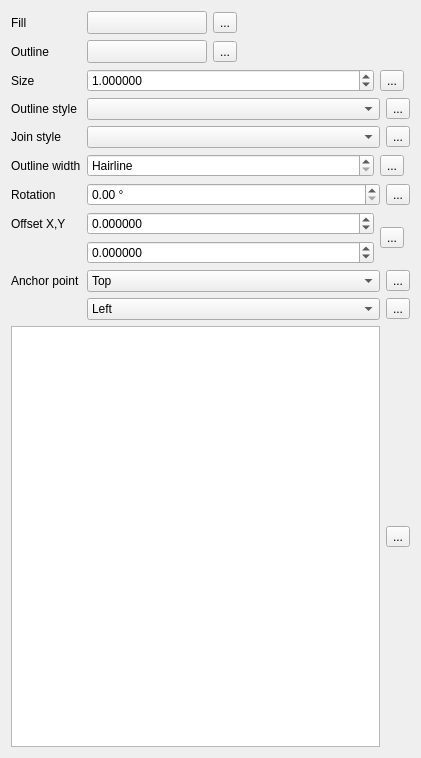
Before: the Qt Designer form src/ui/symbollayer/widget_simplemarker.ui in qgis/QGIS, drawn with Qt 5.
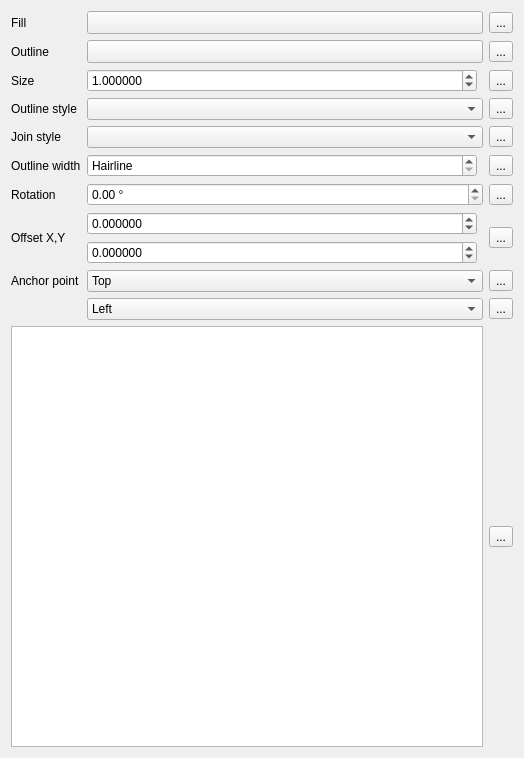
After: the same form once the commit is applied. Custom widgets are drawn as their Qt base class.

Commit message:
[styledock] Better layouts for marker widgets
- Grid vs Form layouts
- Align DD buttons for better look

The edit to the form file:
```diff
--- a/src/ui/symbollayer/widget_simplemarker.ui
+++ b/src/ui/symbollayer/widget_simplemarker.ui
@@ -6,15 +6,250 @@
    <rect>
     <x>0</x>
     <y>0</y>
-    <width>421</width>
+    <width>524</width>
     <height>758</height>
    </rect>
   </property>
   <property name="windowTitle">
    <string>Form</string>
   </property>
-  <layout class="QFormLayout" name="formLayout">
+  <layout class="QGridLayout" name="gridLayout_2">
+   <item row="1" column="0">
+    <widget class="QLabel" name="label">
+     <property name="sizePolicy">
+      <sizepolicy hsizetype="Minimum" vsizetype="Preferred">
+       <horstretch>0</horstretch>
+       <verstretch>0</verstretch>
+      </sizepolicy>
+     </property>
+     <property name="text">
+      <string>Outline</string>
+     </property>
+    </widget>
+   </item>
+   <item row="8" column="0">
+    <widget class="QLabel" name="mAnchorPointLabel">
+     <property name="text">
+      <string>Anchor point</string>
+     </property>
+    </widget>
+   </item>
+   <item row="3" column="0">
+    <widget class="QLabel" name="mOutlineStyleLabel">
+     <property name="text">
+      <string>Outline style</string>
+     </property>
+    </widget>
+   </item>
+   <item row="0" column="1">
+    <layout class="QHBoxLayout" name="horizontalLayout_2">
+     <property name="topMargin">
+      <number>0</number>
+     </property>
+     <item>
+      <widget class="QgsColorButtonV2" name="btnChangeColorFill">
+       <property name="sizePolicy">
+        <sizepolicy hsizetype="Expanding" vsizetype="Fixed">
+         <horstretch>0</horstretch>
+         <verstretch>0</verstretch>
+        </sizepolicy>
+       </property>
+       <property name="minimumSize">
+        <size>
+         <width>120</width>
+         <height>0</height>
+        </size>
+       </property>
+       <property name="maximumSize">
+        <size>
+         <width>16777215</width>
+         <height>16777215</height>
+        </size>
+       </property>
+       <property name="text">
+        <string/>
+       </property>
+      </widget>
+     </item>
+    </layout>
+   </item>
+   <item row="2" column="0">
+    <widget class="QLabel" name="label_3">
+     <property name="text">
+      <string>Size</string>
+     </property>
+    </widget>
+   </item>
+   <item row="4" column="1">
+    <layout class="QHBoxLayout" name="horizontalLayout_7">
+     <item>
+      <widget class="QgsPenJoinStyleComboBox" name="cboJoinStyle"/>
+     </item>
+    </layout>
+   </item>
+   <item row="6" column="0">
+    <widget class="QLabel" name="label_4">
+     <property name="text">
+      <string>Rotation</string>
+     </property>
+    </widget>
+   </item>
+   <item row="9" column="1">
+    <layout class="QHBoxLayout" name="horizontalLayout_9">
+     <item>
+      <widget class="QComboBox" name="mHorizontalAnchorComboBox">
+       <item>
+        <property name="text">
+         <string>Left</string>
+        </property>
+       </item>
+       <item>
+        <property name="text">
+         <string>HCenter</string>
+        </property>
+       </item>
+       <item>
+        <property name="text">
+         <string>Right</string>
+        </property>
+       </item>
+      </widget>
+     </item>
+    </layout>
+   </item>
+   <item row="6" column="1">
+    <layout class="QHBoxLayout" name="horizontalLayout_6">
+     <item>
+      <widget class="QgsDoubleSpinBox" name="spinAngle">
+       <property name="suffix">
+        <string> °</string>
+       </property>
+       <property name="decimals">
+        <number>2</number>
+       </property>
+       <property name="maximum">
+        <double>360.000000000000000</double>
+       </property>
+       <property name="singleStep">
+        <double>0.500000000000000</double>
+       </property>
+      </widget>
+     </item>
+    </layout>
+   </item>
+   <item row="4" column="0">
+    <widget class="QLabel" name="label_8">
+     <property name="text">
+      <string>Join style</string>
+     </property>
+     <property name="alignment">
+      <set>Qt::AlignLeading|Qt::AlignLeft|Qt::AlignVCenter</set>
+     </property>
+    </widget>
+   </item>
+   <item row="0" column="0">
+    <widget class="QLabel" name="label_2">
+     <property name="sizePolicy">
+      <sizepolicy hsizetype="Minimum" vsizetype="Preferred">
+       <horstretch>0</horstretch>
+       <verstretch>0</verstretch>
+      </sizepolicy>
+     </property>
+     <property name="text">
+      <string>Fill</string>
+     </property>
+    </widget>
+   </item>
+   <item row="5" column="0">
+    <widget class="QLabel" name="mOutlineWidthLabel">
+     <property name="text">
+      <string>Outline width</string>
+     </property>
+    </widget>
+   </item>
+   <item row="6" column="2">
+    <widget class="QgsDataDefinedButton" name="mAngleDDBtn">
+     <property name="text">
+      <string>...</string>
+     </property>
+    </widget>
+   </item>
+   <item row="2" column="2">
+    <widget class="QgsDataDefinedButton" name="mSizeDDBtn">
+     <property name="text">
+      <string>...</string>
+     </property>
+    </widget>
+   </item>
    <item row="7" column="1">
+    <layout class="QHBoxLayout" name="horizontalLayout_11">
+     <item>
+      <layout class="QVBoxLayout" name="verticalLayout_2">
+       <property name="topMargin">
+        <number>0</number>
+       </property>
+       <item>
+        <widget class="QgsDoubleSpinBox" name="spinOffsetX">
+         <property name="sizePolicy">
+          <sizepolicy hsizetype="Expanding" vsizetype="Fixed">
+           <horstretch>1</horstretch>
+           <verstretch>0</verstretch>
+          </sizepolicy>
+         </property>
+         <property name="decimals">
+          <number>6</number>
+         </property>
+         <property name="minimum">
+          <double>-99999999.989999994635582</double>
+         </property>
+         <property name="maximum">
+          <double>99999999.989999994635582</double>
+         </property>
+         <property name="singleStep">
+          <double>0.200000000000000</double>
+         </property>
+        </widget>
+       </item>
+       <item>
+        <widget class="QgsDoubleSpinBox" name="spinOffsetY">
+         <property name="sizePolicy">
+          <sizepolicy hsizetype="Minimum" vsizetype="Fixed">
+           <horstretch>1</horstretch>
+           <verstretch>0</verstretch>
+          </sizepolicy>
+         </property>
+         <property name="decimals">
+          <number>6</number>
+         </property>
+         <property name="minimum">
+          <double>-99999999.989999994635582</double>
+         </property>
+         <property name="maximum">
+          <double>99999999.989999994635582</double>
+         </property>
+         <property name="singleStep">
+          <double>0.200000000000000</double>
+         </property>
+        </widget>
+       </item>
+      </layout>
+     </item>
+     <item>
+      <widget class="QgsUnitSelectionWidget" name="mOffsetUnitWidget" native="true">
+       <property name="minimumSize">
+        <size>
+         <width>0</width>
+         <height>0</height>
+        </size>
+       </property>
+       <property name="focusPolicy">
+        <enum>Qt::StrongFocus</enum>
+       </property>
+      </widget>
+     </item>
+    </layout>
+   </item>
+   <item row="2" column="1">
     <layout class="QHBoxLayout" name="horizontalLayout_3">
      <item>
       <widget class="QgsDoubleSpinBox" name="spinSize">
@@ -41,13 +276,6 @@
        </property>
       </widget>
      </item>
-     <item>
-      <widget class="QgsDataDefinedButton" name="mSizeDDBtn">
-       <property name="text">
-        <string>...</string>
-       </property>
-      </widget>
-     </item>
      <item>
       <widget class="QgsUnitSelectionWidget" name="mSizeUnitWidget" native="true">
        <property name="minimumSize">
@@ -63,115 +291,7 @@
      </item>
     </layout>
    </item>
-   <item row="12" column="1">
-    <layout class="QHBoxLayout" name="horizontalLayout_10">
-     <item>
-      <widget class="QgsPenStyleComboBox" name="mOutlineStyleComboBox"/>
-     </item>
-     <item>
-      <widget class="QgsDataDefinedButton" name="mOutlineStyleDDBtn">
-       <property name="text">
-        <string>...</string>
-       </property>
-      </widget>
-     </item>
-    </layout>
-   </item>
-   <item row="15" column="1">
-    <layout class="QHBoxLayout" name="horizontalLayout_7">
-     <item>
-      <widget class="QgsPenJoinStyleComboBox" name="cboJoinStyle"/>
-     </item>
-     <item>
-      <widget class="QgsDataDefinedButton" name="mJoinStyleDDBtn">
-       <property name="text">
-        <string>...</string>
-       </property>
-      </widget>
-     </item>
-    </layout>
-   </item>
-   <item row="18" column="1">
-    <layout class="QGridLayout" name="gridLayout">
-     <item row="0" column="0" rowspan="2" colspan="2">
-      <layout class="QHBoxLayout" name="horizontalLayout_4">
-       <item>
-        <widget class="QgsDoubleSpinBox" name="mOutlineWidthSpinBox">
-         <property name="sizePolicy">
-          <sizepolicy hsizetype="Minimum" vsizetype="Fixed">
-           <horstretch>1</horstretch>
-           <verstretch>0</verstretch>
-          </sizepolicy>
-         </property>
-         <property name="specialValueText">
-          <string>Hairline</string>
-         </property>
-         <property name="decimals">
-          <number>6</number>
-         </property>
-         <property name="maximum">
-          <double>999999999.999999046325684</double>
-         </property>
-         <property name="singleStep">
-          <double>0.200000000000000</double>
-         </property>
-         <property name="showClearButton" stdset="0">
-          <bool>true</bool>
-         </property>
-        </widget>
-       </item>
-       <item>
-        <widget class="QgsDataDefinedButton" name="mOutlineWidthDDBtn">
-         <property name="text">
-          <string>...</string>
-         </property>
-        </widget>
-       </item>
-       <item>
-        <widget class="QgsUnitSelectionWidget" name="mOutlineWidthUnitWidget" native="true">
-         <property name="minimumSize">
-          <size>
-           <width>0</width>
-           <height>0</height>
-          </size>
-         </property>
-         <property name="focusPolicy">
-          <enum>Qt::StrongFocus</enum>
-         </property>
-        </widget>
-       </item>
-      </layout>
-     </item>
-    </layout>
-   </item>
-   <item row="21" column="1">
-    <layout class="QHBoxLayout" name="horizontalLayout_6">
-     <item>
-      <widget class="QgsDoubleSpinBox" name="spinAngle">
-       <property name="suffix">
-        <string> °</string>
-       </property>
-       <property name="decimals">
-        <number>2</number>
-       </property>
-       <property name="maximum">
-        <double>360.000000000000000</double>
-       </property>
-       <property name="singleStep">
-        <double>0.500000000000000</double>
-       </property>
-      </widget>
-     </item>
-     <item>
-      <widget class="QgsDataDefinedButton" name="mAngleDDBtn">
-       <property name="text">
-        <string>...</string>
-       </property>
-      </widget>
-     </item>
-    </layout>
-   </item>
-   <item row="28" column="1">
+   <item row="8" column="1">
     <layout class="QHBoxLayout" name="horizontalLayout_5">
      <item>
       <widget class="QComboBox" name="mVerticalAnchorComboBox">
@@ -192,111 +312,9 @@
        </item>
       </widget>
      </item>
-     <item>
-      <widget class="QgsDataDefinedButton" name="mVerticalAnchorDDBtn">
-       <property name="text">
-        <string>...</string>
-       </property>
-      </widget>
-     </item>
     </layout>
    </item>
-   <item row="30" column="1">
-    <layout class="QHBoxLayout" name="horizontalLayout_9">
-     <item>
-      <widget class="QComboBox" name="mHorizontalAnchorComboBox">
-       <item>
-        <property name="text">
-         <string>Left</string>
-        </property>
-       </item>
-       <item>
-        <property name="text">
-         <string>HCenter</string>
-        </property>
-       </item>
-       <item>
-        <property name="text">
-         <string>Right</string>
-        </property>
-       </item>
-      </widget>
-     </item>
-     <item>
-      <widget class="QgsDataDefinedButton" name="mHorizontalAnchorDDBtn">
-       <property name="text">
-        <string>...</string>
-       </property>
-      </widget>
-     </item>
-    </layout>
-   </item>
-   <item row="4" column="0">
-    <widget class="QLabel" name="label">
-     <property name="sizePolicy">
-      <sizepolicy hsizetype="Minimum" vsizetype="Preferred">
-       <horstretch>0</horstretch>
-       <verstretch>0</verstretch>
-      </sizepolicy>
-     </property>
-     <property name="text">
-      <string>Outline</string>
-     </property>
-    </widget>
-   </item>
-   <item row="7" column="0">
-    <widget class="QLabel" name="label_3">
-     <property name="text">
-      <string>Size</string>
-     </property>
-    </widget>
-   </item>
-   <item row="12" column="0">
-    <widget class="QLabel" name="mOutlineStyleLabel">
-     <property name="text">
-      <string>Outline style</string>
-     </property>
-    </widget>
-   </item>
-   <item row="15" column="0">
-    <widget class="QLabel" name="label_8">
-     <property name="text">
-      <string>Join style</string>
-     </property>
-     <property name="alignment">
-      <set>Qt::AlignLeading|Qt::AlignLeft|Qt::AlignVCenter</set>
-     </property>
-    </widget>
-   </item>
-   <item row="18" column="0">
-    <widget class="QLabel" name="mOutlineWidthLabel">
-     <property name="text">
-      <string>Outline width</string>
-     </property>
-    </widget>
-   </item>
-   <item row="21" column="0">
-    <widget class="QLabel" name="label_4">
-     <property name="text">
-      <string>Rotation</string>
-     </property>
-    </widget>
-   </item>
-   <item row="24" column="0">
-    <widget class="QLabel" name="label_5">
-     <property name="text">
-      <string>Offset X,Y</string>
-     </property>
-    </widget>
-   </item>
-   <item row="28" column="0">
-    <widget class="QLabel" name="mAnchorPointLabel">
-     <property name="text">
-      <string>Anchor point</string>
-     </property>
-    </widget>
-   </item>
-   <item row="32" column="0" colspan="2">
+   <item row="10" column="0" colspan="2">
     <layout class="QHBoxLayout" name="horizontalLayout_8">
      <item>
       <widget class="QListWidget" name="lstNames">
@@ -341,143 +359,130 @@
        </property>
       </widget>
      </item>
+    </layout>
+   </item>
+   <item row="3" column="1">
+    <layout class="QHBoxLayout" name="horizontalLayout_10">
      <item>
-      <widget class="QgsDataDefinedButton" name="mNameDDBtn">
-       <property name="text">
-        <string>...</string>
-       </property>
-      </widget>
+      <widget class="QgsPenStyleComboBox" name="mOutlineStyleComboBox"/>
      </item>
     </layout>
    </item>
-   <item row="24" column="1">
-    <layout class="QHBoxLayout" name="horizontalLayout_11">
-     <item>
-      <layout class="QVBoxLayout" name="verticalLayout_2">
-       <property name="topMargin">
-        <number>0</number>
-       </property>
+   <item row="4" column="2">
+    <widget class="QgsDataDefinedButton" name="mJoinStyleDDBtn">
+     <property name="text">
+      <string>...</string>
+     </property>
+    </widget>
+   </item>
+   <item row="3" column="2">
+    <widget class="QgsDataDefinedButton" name="mOutlineStyleDDBtn">
+     <property name="text">
+      <string>...</string>
+     </property>
+    </widget>
+   </item>
+   <item row="5" column="1">
+    <layout class="QGridLayout" name="gridLayout">
+     <item row="0" column="0" rowspan="2" colspan="2">
+      <layout class="QHBoxLayout" name="horizontalLayout_4">
        <item>
-        <widget class="QgsDoubleSpinBox" name="spinOffsetX">
-         <property name="sizePolicy">
-          <sizepolicy hsizetype="Expanding" vsizetype="Fixed">
-           <horstretch>1</horstretch>
-           <verstretch>0</verstretch>
-          </sizepolicy>
-         </property>
-         <property name="decimals">
-          <number>6</number>
-         </property>
-         <property name="minimum">
-          <double>-99999999.989999994635582</double>
-         </property>
-         <property name="maximum">
-          <double>99999999.989999994635582</double>
-         </property>
-         <property name="singleStep">
-          <double>0.200000000000000</double>
-         </property>
-        </widget>
-       </item>
-       <item>
-        <widget class="QgsDoubleSpinBox" name="spinOffsetY">
+        <widget class="QgsDoubleSpinBox" name="mOutlineWidthSpinBox">
          <property name="sizePolicy">
           <sizepolicy hsizetype="Minimum" vsizetype="Fixed">
            <horstretch>1</horstretch>
            <verstretch>0</verstretch>
           </sizepolicy>
          </property>
+         <property name="specialValueText">
+          <string>Hairline</string>
+         </property>
          <property name="decimals">
           <number>6</number>
          </property>
-         <property name="minimum">
-          <double>-99999999.989999994635582</double>
-         </property>
          <property name="maximum">
-          <double>99999999.989999994635582</double>
+          <double>999999999.999999046325684</double>
          </property>
          <property name="singleStep">
           <double>0.200000000000000</double>
+         </property>
+         <property name="showClearButton" stdset="0">
+          <bool>true</bool>
+         </property>
+        </widget>
+       </item>
+       <item>
+        <widget class="QgsUnitSelectionWidget" name="mOutlineWidthUnitWidget" native="true">
+         <property name="minimumSize">
+          <size>
+           <width>0</width>
+           <height>0</height>
+          </size>
+         </property>
+         <property name="focusPolicy">
+          <enum>Qt::StrongFocus</enum>
          </property>
         </widget>
        </item>
       </layout>
      </item>
-     <item>
-      <widget class="QgsDataDefinedButton" name="mOffsetDDBtn">
-       <property name="text">
-        <string>...</string>
-       </property>
-      </widget>
-     </item>
-     <item>
-      <widget class="QgsUnitSelectionWidget" name="mOffsetUnitWidget" native="true">
-       <property name="minimumSize">
-        <size>
-         <width>0</width>
-         <height>0</height>
-        </size>
-       </property>
-       <property name="focusPolicy">
-        <enum>Qt::StrongFocus</enum>
-       </property>
-      </widget>
-     </item>
     </layout>
    </item>
-   <item row="2" column="1">
-    <layout class="QHBoxLayout" name="horizontalLayout_2">
-     <property name="topMargin">
-      <number>0</number>
+   <item row="7" column="0">
+    <widget class="QLabel" name="label_5">
+     <property name="text">
+      <string>Offset X,Y</string>
      </property>
-     <item>
-      <widget class="QgsColorButtonV2" name="btnChangeColorFill">
-       <property name="minimumSize">
-        <size>
-         <width>120</width>
-         <height>0</height>
-        </size>
-       </property>
-       <property name="maximumSize">
-        <size>
-         <width>120</width>
-         <height>16777215</height>
-        </size>
-       </property>
-       <property name="text">
-        <string/>
-       </property>
-      </widget>
-     </item>
-     <item>
-      <widget class="QgsDataDefinedButton" name="mFillColorDDBtn">
-       <property name="text">
-        <string>...</string>
-       </property>
-      </widget>
-     </item>
-     <item>
-      <spacer name="horizontalSpacer_2">
-       <property name="orientation">
-        <enum>Qt::Horizontal</enum>
-       </property>
-       <property name="sizeHint" stdset="0">
-        <size>
-         <width>40</width>
-         <height>20</height>
-        </size>
-       </property>
-      </spacer>
-     </item>
-    </layout>
+    </widget>
    </item>
-   <item row="4" column="1">
+   <item row="5" column="2">
+    <widget class="QgsDataDefinedButton" name="mOutlineWidthDDBtn">
+     <property name="text">
+      <string>...</string>
+     </property>
+    </widget>
+   </item>
+   <item row="8" column="2">
+    <widget class="QgsDataDefinedButton" name="mVerticalAnchorDDBtn">
+     <property name="text">
+      <string>...</string>
+     </property>
+    </widget>
+   </item>
+   <item row="9" column="2">
+    <widget class="QgsDataDefinedButton" name="mHorizontalAnchorDDBtn">
+     <property name="text">
+      <string>...</string>
+     </property>
+    </widget>
+   </item>
+   <item row="10" column="2">
+    <widget class="QgsDataDefinedButton" name="mNameDDBtn">
+     <property name="text">
+      <string>...</string>
+     </property>
+    </widget>
+   </item>
+   <item row="7" column="2">
+    <widget class="QgsDataDefinedButton" name="mOffsetDDBtn">
+     <property name="text">
+      <string>...</string>
+     </property>
+    </widget>
+   </item>
+   <item row="1" column="1">
     <layout class="QHBoxLayout" name="horizontalLayout">
      <property name="topMargin">
       <number>0</number>
      </property>
      <item>
       <widget class="QgsColorButtonV2" name="btnChangeColorBorder">
+       <property name="sizePolicy">
+        <sizepolicy hsizetype="Expanding" vsizetype="Fixed">
+         <horstretch>0</horstretch>
+         <verstretch>0</verstretch>
+        </sizepolicy>
+       </property>
        <property name="minimumSize">
         <size>
          <width>120</width>
@@ -486,7 +491,7 @@
        </property>
        <property name="maximumSize">
         <size>
-         <width>120</width>
+         <width>16777215</width>
          <height>16777215</height>
         </size>
        </property>
@@ -495,38 +500,19 @@
        </property>
       </widget>
      </item>
-     <item>
-      <widget class="QgsDataDefinedButton" name="mBorderColorDDBtn">
-       <property name="text">
-        <string>...</string>
-       </property>
-      </widget>
-     </item>
-     <item>
-      <spacer name="horizontalSpacer">
-       <property name="orientation">
-        <enum>Qt::Horizontal</enum>
-       </property>
-       <property name="sizeHint" stdset="0">
-        <size>
-         <width>40</width>
-         <height>20</height>
-        </size>
-       </property>
-      </spacer>
-     </item>
     </layout>
    </item>
-   <item row="2" column="0">
-    <widget class="QLabel" name="label_2">
-     <property name="sizePolicy">
-      <sizepolicy hsizetype="Minimum" vsizetype="Preferred">
-       <horstretch>0</horstretch>
-       <verstretch>0</verstretch>
-      </sizepolicy>
+   <item row="1" column="2">
+    <widget class="QgsDataDefinedButton" name="mBorderColorDDBtn">
+     <property name="text">
+      <string>...</string>
      </property>
+    </widget>
+   </item>
+   <item row="0" column="2">
+    <widget class="QgsDataDefinedButton" name="mFillColorDDBtn">
      <property name="text">
-      <string>Fill</string>
+      <string>...</string>
      </property>
     </widget>
    </item>
```
The commit also changes 4 other files.
